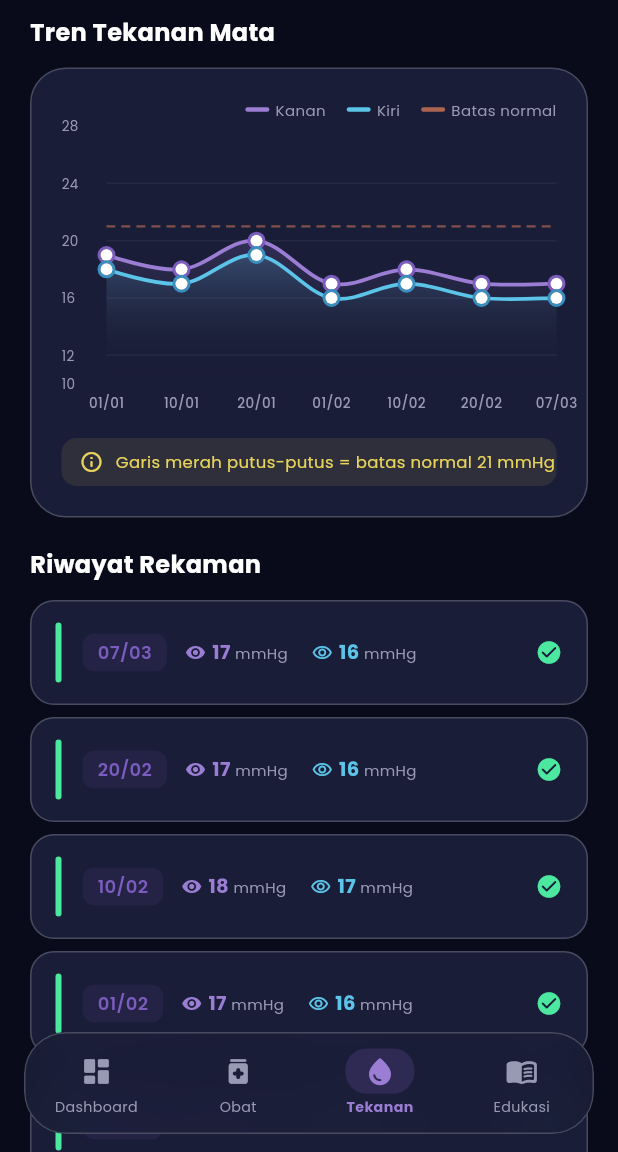
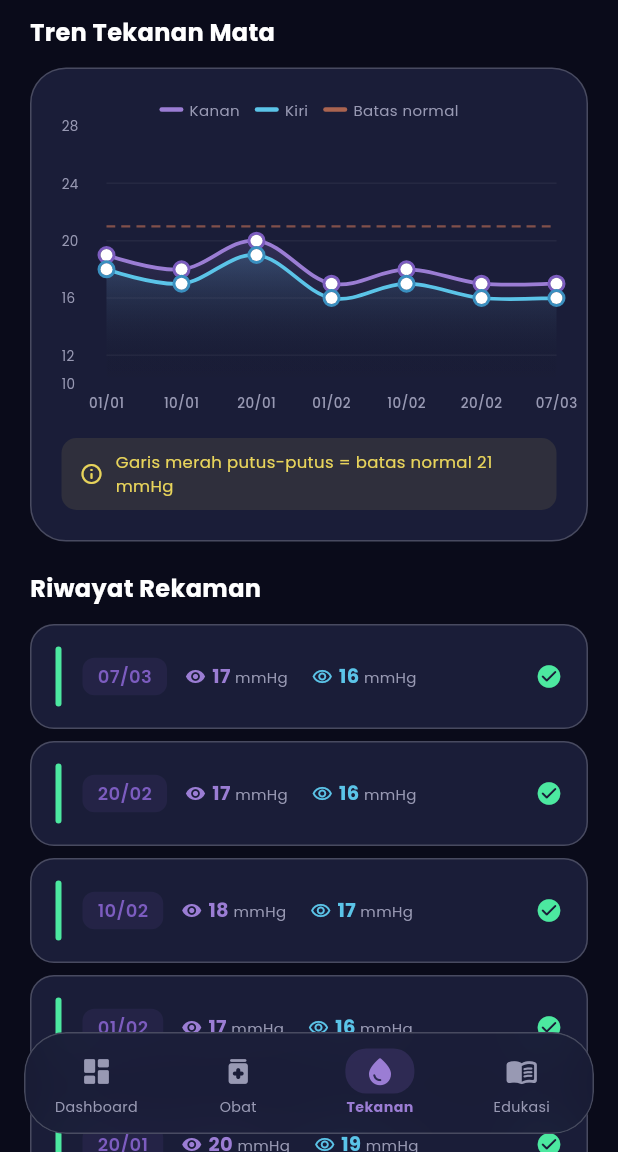
Before and after one commit to starboydingin/glauco_care, a Flutter app: the screen it shows after launch, item 3 of the bottom bar chosen, scrolled down 576 dp, on a phone screen of 412 x 824 dp, the part 84-1236 px from its top. Run offline on Flutter 3.47's test engine with Material 3 defaults, Android fonts, the light colour scheme and no system bars; drawn by our look-alikes of fl_chart; our stand-ins replace go_router, google_fonts.

Commit message:
fix: responsive layout for small screen devices

```diff
--- a/lib/presentation/screens/eye_pressure/eye_pressure_screen.dart
+++ b/lib/presentation/screens/eye_pressure/eye_pressure_screen.dart
@@ -355,19 +355,22 @@ class _EyePressureScreenState extends State<EyePressureScreen>
                     ],
             ),
             child: Column(children: [
-              Row(mainAxisAlignment: MainAxisAlignment.end, children: [
+              Wrap(
+                alignment: WrapAlignment.end,
+                spacing: 10,
+                runSpacing: 4,
+                children: [
                   _ChartLegend(
                       color: AppColors.primaryLight, label: 'Kanan'),
-                const SizedBox(width: 14),
                   _ChartLegend(
                       color: AppColors.secondary, label: 'Kiri'),
-                const SizedBox(width: 14),
                   // Normal range line
                   _ChartLegend(
                       color: AppColors.statusDoctor.withValues(alpha: 0.7),
                       label: 'Batas normal',
                       dashed: true),
-              ]),
+                ],
+              ),
               const SizedBox(height: 4),
               SizedBox(
                 height: 200,
@@ -475,14 +478,16 @@ class _EyePressureScreenState extends State<EyePressureScreen>
                   color: AppColors.statusMonitor.withValues(alpha: 0.1),
                   borderRadius: BorderRadius.circular(10),
                 ),
-                child: const Row(children: [
+                child: Row(children: const [
                   Icon(Icons.info_outline_rounded,
                       color: AppColors.statusMonitor, size: 16),
                   SizedBox(width: 8),
-                  Text(
+                  Flexible(
+                    child: Text(
                       'Garis merah putus-putus = batas normal 21 mmHg',
                       style: TextStyle(
                           fontSize: 11, color: AppColors.statusMonitor),
+                    ),
                   ),
                 ]),
               ),
--- a/lib/presentation/screens/home/home_screen.dart
+++ b/lib/presentation/screens/home/home_screen.dart
@@ -73,16 +73,19 @@ class _HomeScreenState extends State<HomeScreen> {
             bgColor: isDark ? AppColors.darkBg : AppColors.lightBg,
           ),
           const SizedBox(width: 10),
-          ShaderMask(
+          Flexible(
+            child: ShaderMask(
               shaderCallback: (bounds) => const LinearGradient(
                 colors: [AppColors.primaryLight, AppColors.secondary],
               ).createShader(bounds),
               child: Text(
                 AppStrings.appName,
+                overflow: TextOverflow.ellipsis,
                 style: TextStyle(
                   fontSize: 20,
                   fontWeight: FontWeight.w800,
                   color: isDark ? Colors.white : AppColors.textDark,
+                ),
               ),
             ),
           ),
```
Also changed, not shown: lib/presentation/screens/dashboard/dashboard_screen.dart (+8 -2 lines), 3 other files. Lines whose indentation alone changed are shown as unchanged.
